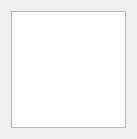
Old version of the form apps/Qt/Views/LogsView/LogsView.ui in the repository klapeto/elpida.
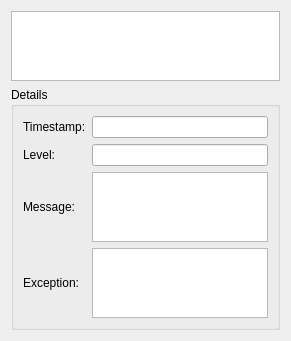
New version of the form.

```diff
--- a/apps/Qt/Views/LogsView/LogsView.ui
+++ b/apps/Qt/Views/LogsView/LogsView.ui
@@ -6,13 +6,81 @@
    <rect>
     <x>0</x>
     <y>0</y>
-    <width>137</width>
-    <height>139</height>
+    <width>291</width>
+    <height>267</height>
    </rect>
   </property>
   <layout class="QVBoxLayout" name="verticalLayout">
    <item>
-    <widget class="QTableView" name="twLogs"/>
+    <widget class="QTableView" name="twLogs">
+     <property name="selectionMode">
+      <enum>QAbstractItemView::SingleSelection</enum>
+     </property>
+     <property name="selectionBehavior">
+      <enum>QAbstractItemView::SelectRows</enum>
+     </property>
+    </widget>
+   </item>
+   <item>
+    <widget class="QGroupBox" name="bgDetails">
+     <property name="title">
+      <string>Details</string>
+     </property>
+     <layout class="QGridLayout" name="gridLayout">
+      <item row="0" column="1">
+       <widget class="QLineEdit" name="txtTimestamp">
+        <property name="readOnly">
+         <bool>true</bool>
+        </property>
+       </widget>
+      </item>
+      <item row="1" column="1">
+       <widget class="QLineEdit" name="txtLevel"/>
+      </item>
+      <item row="0" column="0">
+       <widget class="QLabel" name="lblTimestamp">
+        <property name="text">
+         <string>Timestamp:</string>
+        </property>
+       </widget>
+      </item>
+      <item row="1" column="0">
+       <widget class="QLabel" name="lblLevel">
+        <property name="text">
+         <string>Level:</string>
+        </property>
+       </widget>
+      </item>
+      <item row="2" column="0">
+       <widget class="QLabel" name="lblMessage">
+        <property name="text">
+         <string>Message:</string>
+        </property>
+       </widget>
+      </item>
+      <item row="3" column="0">
+       <widget class="QLabel" name="lblException">
+        <property name="text">
+         <string>Exception:</string>
+        </property>
+       </widget>
+      </item>
+      <item row="3" column="1">
+       <widget class="QPlainTextEdit" name="txtException">
+        <property name="readOnly">
+         <bool>true</bool>
+        </property>
+       </widget>
+      </item>
+      <item row="2" column="1">
+       <widget class="QTextEdit" name="txtMessage">
+        <property name="readOnly">
+         <bool>true</bool>
+        </property>
+       </widget>
+      </item>
+     </layout>
+    </widget>
    </item>
   </layout>
  </widget>
```
